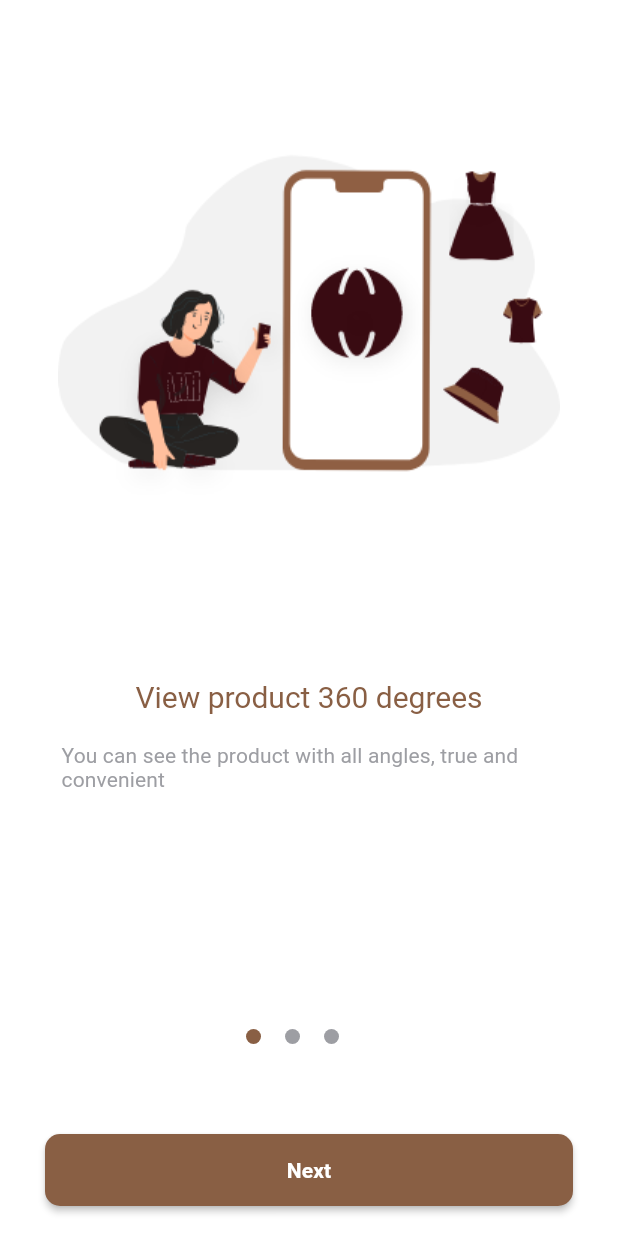
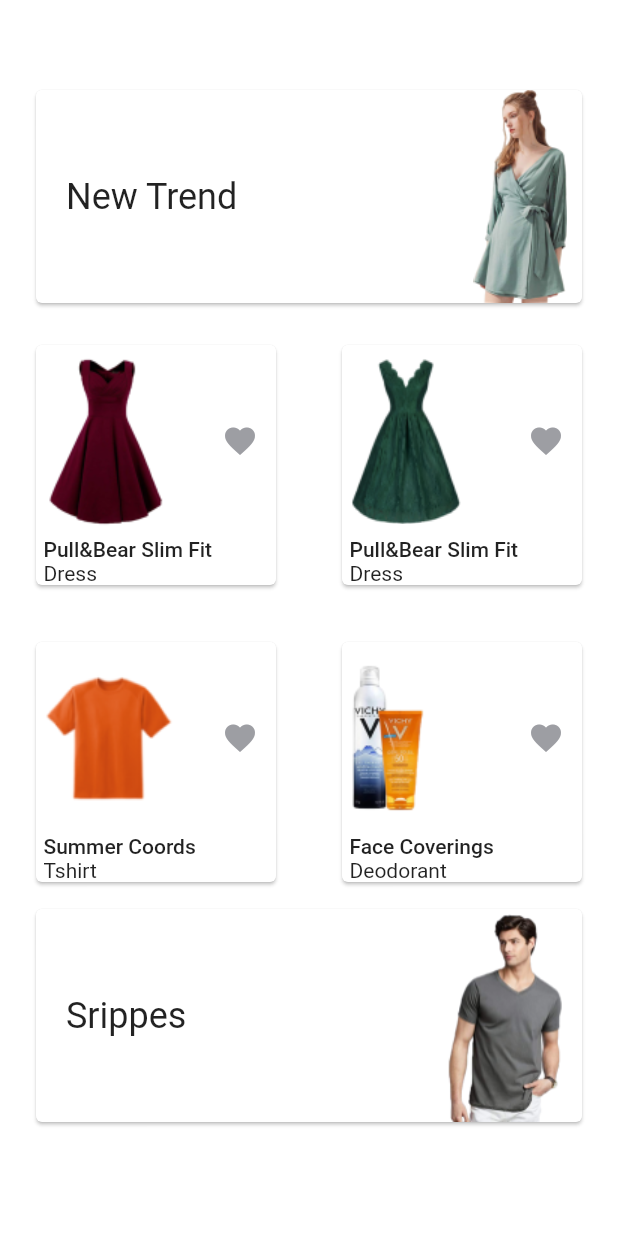
Before and after one commit to nuriulgen/E-Commerce-App-, a Flutter app: the screen it shows after launch, on a phone screen of 412 x 824 dp. Run offline on Flutter 3.47's test engine with Material 2 defaults, Android fonts, the phone set to English and light mode, and no system bars.

Commit message:
Create Home View Page.

```diff
--- a/lib/core/constant/extension/color_extension.dart
+++ b/lib/core/constant/extension/color_extension.dart
@@ -2,6 +2,7 @@ import 'package:flutter/material.dart';
 
 extension ColorExtension on BuildContext {
   Color get white => Colors.white;
+  Color get red => Colors.red;
 
   Color get chasm => const Color(0xFF895F44);
   Color get heatherGrey => const Color(0xFF9D9EA3);
--- a/lib/core/constant/extension/context_extension.dart
+++ b/lib/core/constant/extension/context_extension.dart
@@ -24,6 +24,14 @@ extension ContextExtension on BuildContext {
   EdgeInsets get paddingXBottom => const EdgeInsets.only(bottom: 10);
   EdgeInsets get padding2xBottom => const EdgeInsets.only(bottom: 20);
 
+  EdgeInsets get paddingX2Left => const EdgeInsets.only(left: 5);
+  EdgeInsets get paddingXLeft => const EdgeInsets.only(left: 10);
+  EdgeInsets get padding2xLeft => const EdgeInsets.only(left: 20);
+
+   EdgeInsets get paddingXRight => const EdgeInsets.only(right: 10);
+  EdgeInsets get padding2xRight => const EdgeInsets.only(right: 20);
+
+
   //SIZE
   double get height => MediaQuery.of(this).size.height;
   double get width => MediaQuery.of(this).size.width;
@@ -42,7 +50,10 @@ extension ContextExtension on BuildContext {
   double get hw45 => 45;
   double get hw50 => 50;
   double get hw100 => 100;
+  double get hw150 => 150;
+  double get hw160 => 160;
   double get hw170 => 170;
+  double get hw200 => 200;
   double get hw330 => 330;
 
   int get onBoardPageCount => 3;
--- a/lib/core/constant/extension/string_extension.dart
+++ b/lib/core/constant/extension/string_extension.dart
@@ -33,4 +33,23 @@ class AppStringConstants {
   final String signUpSelectGender = 'Mostly interested in (Optional):';
   final String signUpSelectMale = 'Male';
   final String signUpSelectFemale = 'Female';
+
+  final String homeBigCardTitle1 = 'New Trend';
+  final String homeBigCardTitle2 = 'Srippes';
+  final String homeBigCardTitle3 = 'Female';
+  final String homeBigCardImagePath1 = 'model1';
+  final String homeBigCardImagePath2 = 'model3';
+  final String homeBigCardImagePath3 = 'Female';
+  final String homeSmallCardTitle1 = 'Pull&Bear Slim Fit';
+  final String homeSmallCardTitle2 = 'Pull&Bear Slim Fit';
+  final String homeSmallCardTitle3 = 'Summer Coords';
+  final String homeSmallCardTitle4 = 'Face Coverings';
+  final String homeSmallCardSubTitle1 = 'Dress';
+  final String homeSmallCardSubTitle2 = 'Dress';
+  final String homeSmallCardSubTitle3 = 'Tshirt';
+  final String homeSmallCardSubTitle4 = 'Deodorant';
+  final String homeSmallCardImagePath1 = 'red_dress';
+  final String homeSmallCardImagePath2 = 'green_dress';
+  final String homeSmallCardImagePath3 = 'tshirt';
+  final String homeSmallCardImagePath4 = 'deodrant';
 }
--- a/lib/main.dart
+++ b/lib/main.dart
@@ -1,7 +1,7 @@
 import 'package:flutter/material.dart';
 import 'package:flutter/services.dart';
 
-import 'ui/views/authetication/onboarding/view/onboarding_view.dart';
+import 'ui/views/home/home_view.dart';
 
 void main() {
   runApp(const MyApp());
@@ -12,7 +12,7 @@ class MyApp extends StatelessWidget {
 
   @override
   Widget build(BuildContext context) {
-    return  MaterialApp(
+    return MaterialApp(
       debugShowCheckedModeBanner: false,
       title: 'E-Commerce App',
       theme: ThemeData(
@@ -23,7 +23,7 @@ class MyApp extends StatelessWidget {
         ),
         scaffoldBackgroundColor: const Color(0xFFFFFFFF),
       ),
-      home: const OnBoardingView(),
+      home: const HomeView(),
     );
   }
 }
--- a/lib/product/util/card/custom_big_card.dart
+++ b/lib/product/util/card/custom_big_card.dart
@@ -22,18 +22,25 @@ class CustomBigCard extends StatelessWidget {
           children: [
             Padding(
               padding: context.padding2xLeft,
-              child: Text(title, style: Theme.of(context).textTheme.headline5),
+              child: cardTitle(context),
             ),
             Padding(
               padding: context.paddingXRight,
-              child: SizedBox(
-                height: 200,
-                child: PngImage(imagePath: imagePath),
-              ),
+              child: cardImage(context),
             ),
           ],
         ),
       ),
     );
   }
+
+  SizedBox cardImage(BuildContext context) {
+    return SizedBox(
+      height: context.hw200,
+      child: PngImage(imagePath: imagePath),
+    );
+  }
+
+  Text cardTitle(BuildContext context) =>
+      Text(title, style: Theme.of(context).textTheme.headline5);
 }
--- a/lib/ui/views/authetication/login/view/login_view.dart
+++ b/lib/ui/views/authetication/login/view/login_view.dart
@@ -44,7 +44,7 @@ class _LoginViewState extends LoginViewModel {
                 ),
                 _passwordMessage(),
                 Padding(
-                  padding: context.paddingXTop,
+                  padding: context.padding2xTop,
                   child: _selectGenderText(context),
                 ),
                 Padding(
--- /dev/null
+++ b/lib/ui/views/home/home_view.dart
@@ -0,0 +1,42 @@
+import 'package:e_commerce_app/core/constant/extension/context_extension.dart';
+import 'package:e_commerce_app/core/constant/extension/string_extension.dart';
+import 'package:flutter/material.dart';
+
+import '../../../product/util/card/custom_big_card.dart';
+import '../../../product/util/card/custom_small_card.dart';
+
+part './home_view.g.dart';
+class HomeView extends StatefulWidget {
+  const HomeView({Key? key}) : super(key: key);
+  @override
+  State<HomeView> createState() => _HomeViewState();
+}
+
+class _HomeViewState extends State<HomeView> {
+  AppStringConstants? appStringConstants = AppStringConstants.instance;
+  @override
+  Widget build(BuildContext context) {
+    return Scaffold(
+      appBar: AppBar(),
+      body: SingleChildScrollView(
+        child: Padding(
+          padding: context.padding2xHorizontal,
+          child: Column(
+            children: [
+              BigCardFirst(appStringConstants: appStringConstants),
+              Padding(
+                padding: context.padding2xVertical,
+                child: SmallCardFirst(appStringConstants: appStringConstants),
+              ),
+              Padding(
+                padding: context.paddingXVertical,
+                child: SmallCardSecond(appStringConstants: appStringConstants),
+              ),
+              BigCardSecond(appStringConstants: appStringConstants),
+            ],
+          ),
+        ),
+      ),
+    );
+  }
+}
```
Also changed, not shown: assets/images/deodrant.png (added), assets/images/green_dress.png (added), assets/images/model1.png (added), assets/images/model2.png (added), assets/images/model3.png (added), assets/images/red_dress.png (added), assets/images/skirt.png (added), assets/images/tshirt.png (added), lib/ui/views/home/home_view.g.dart (added).
